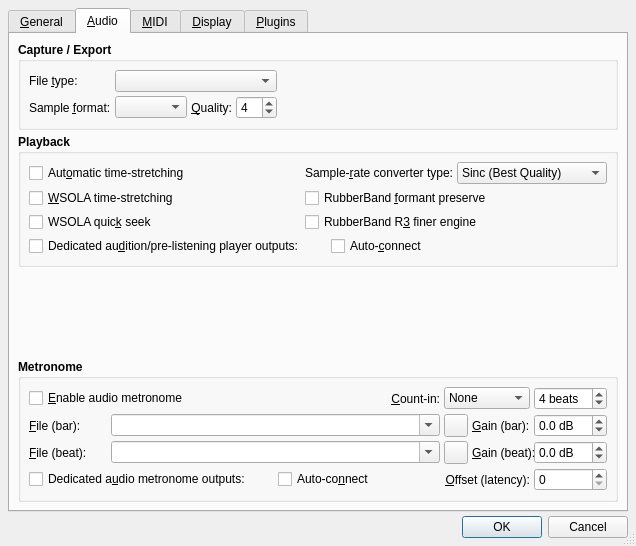
Before: the Qt Designer form src/qtractorOptionsForm.ui in rncbc/qtractor, drawn with Qt 5.
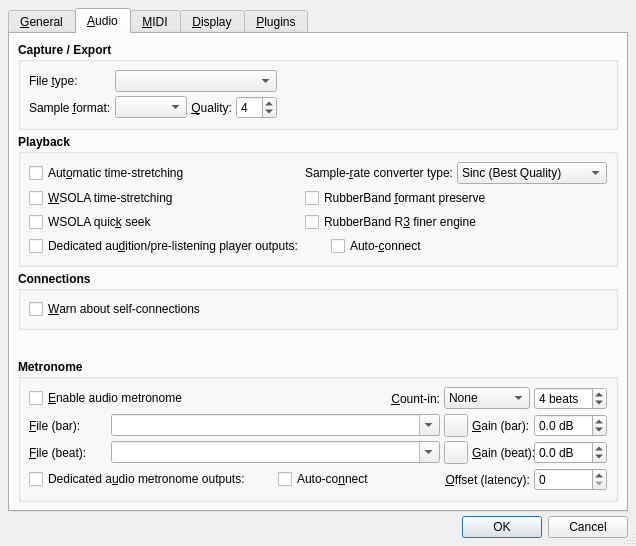
After: the same form once the commit is applied. The open tabs and pages were chosen to show the change. Icons and pictures are not drawn. Custom widgets are drawn as their Qt base class.

Commit message: - A warning is now issued when an audio self connection is made   (eg. connecting an output bus (or insert send) directly into   an input bus (or insert return). (_dismissable_)  (EXPERIMENTAL)

Patch:
```diff
--- a/src/qtractorOptionsForm.ui
+++ b/src/qtractorOptionsForm.ui
@@ -1048,6 +1048,53 @@
          </layout>
         </widget>
        </item>
+       <item>
+        <widget class="QGroupBox" name="AudioConnectionsGroupBox">
+         <property name="font">
+          <font>
+           <weight>75</weight>
+           <bold>true</bold>
+          </font>
+         </property>
+         <property name="title">
+          <string>Connections</string>
+         </property>
+         <property name="flat">
+          <bool>true</bool>
+         </property>
+         <layout class="QGridLayout">
+          <item row="0" column="0">
+           <widget class="QCheckBox" name="AudioSelfConnectedCheckBox">
+            <property name="font">
+             <font>
+              <weight>50</weight>
+              <bold>false</bold>
+             </font>
+            </property>
+            <property name="toolTip">
+             <string>Whether to warn about audio self-connections</string>
+            </property>
+            <property name="text">
+             <string>&amp;Warn about self-connections</string>
+            </property>
+           </widget>
+          </item>
+          <item row="0" column="1" colspan="2">
+           <spacer>
+            <property name="orientation">
+             <enum>Qt::Horizontal</enum>
+            </property>
+            <property name="sizeHint">
+             <size>
+              <width>20</width>
+              <height>20</height>
+             </size>
+            </property>
+           </spacer>
+          </item>
+         </layout>
+        </widget>
+       </item>
        <item>
         <spacer>
          <property name="orientation">
```
Left out of the diff: 1 changed line with no effect on the pictures. The commit also changes 5 other files.
